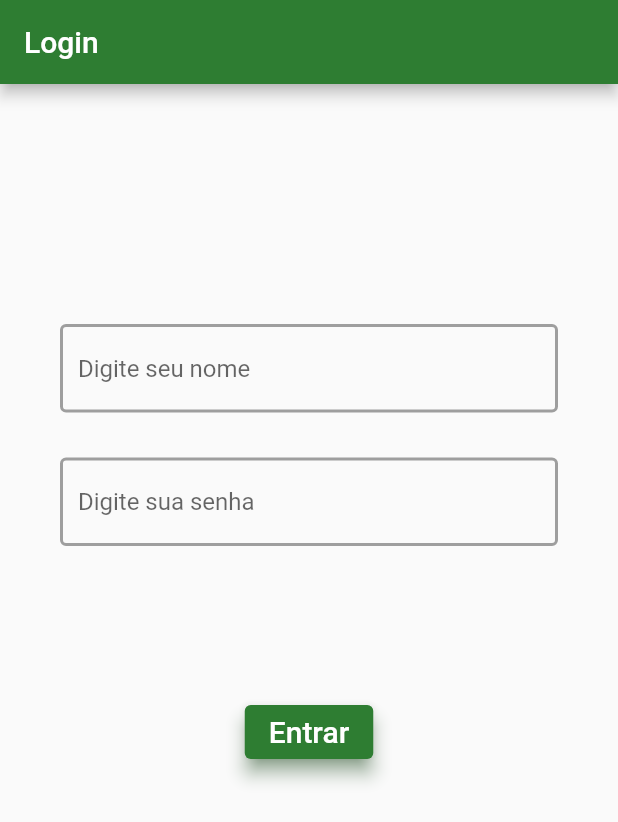
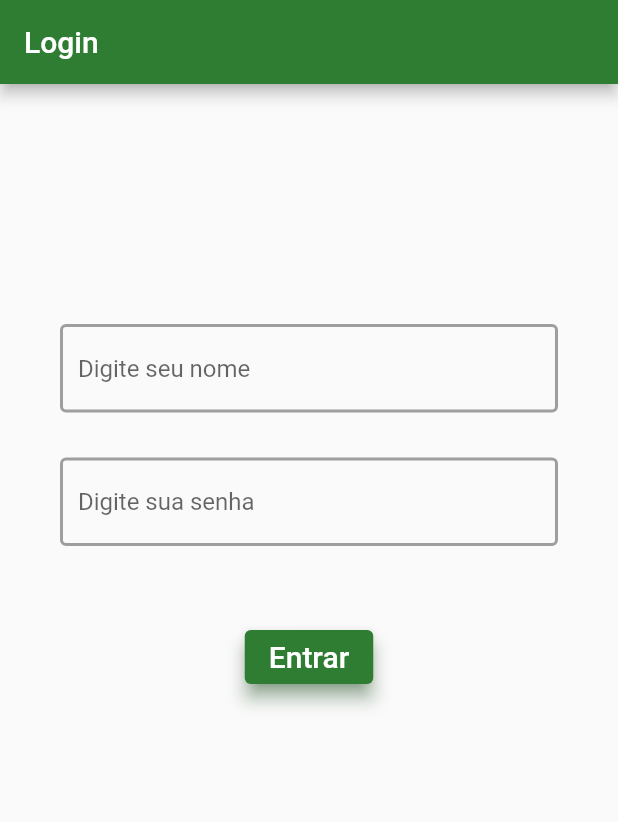
Before and after one commit to eduardo-gualberto/hack4health, a Flutter app: the screen it shows after launch, after a tap on "Entrar", on a phone screen of 412 x 824 dp. Shown: the top 822 px of the screen. Run offline on Flutter 3.47's test engine with Material 2 defaults, Android fonts, the phone set to English and light mode, and no system bars; our stand-ins replace fl_chart, sqflite; missing offline and left inert: heart_bpm; accounts and stored records are empty; statements that could not run were skipped.

```diff
--- a/lib/computasus_db.dart
+++ b/lib/computasus_db.dart
@@ -9,7 +9,7 @@ Future<Database> getDatabase() async{
       join(await getDatabasesPath(), 'computasus.db'),
       onCreate: (db, version) async {
   await db.execute('CREATE TABLE Usuario(id INTEGER PRIMARY KEY, nome TEXT NOT NULL, email TEXT NOT NULL, senha TEXT NOT NULL, idade INTEGER NOT NULL, documento TEXT NOT NULL,' +
-  'data_nascimento TEXT NOT NULL, altura INTEGER, crm INTEGER, tipo_usuario BIT NOT NULL);');
+  'data_nascimento TEXT NOT NULL, altura INTEGER, crm INTEGER, tipoUsuario INTEGER);');
   await db.execute('CREATE TABLE Medicao(horario TEXT, id_paciente INTEGER, peso FLOAT, stress INTEGER, desanimo INTEGER, atv_fisca INTEGER,' +
   'CONSTRAINT pk_medicao primary key(horario,id_paciente),' +
   'CONSTRAINT fk_paciente FOREIGN KEY(id_paciente) REFERENCES Usuario(id));');
@@ -65,7 +65,7 @@ void main() async {
   await db.execute("DROP TABLE IF EXISTS Atende;");
 
   await db.execute('CREATE TABLE Usuario(id INTEGER PRIMARY KEY, nome TEXT NOT NULL, email TEXT NOT NULL, senha TEXT NOT NULL, idade INTEGER NOT NULL, documento TEXT NOT NULL,' +
-      'data_nascimento DATE NOT NULL, altura INTEGER, crm INTEGER, tipo_usuario BIT NOT NULL);');
+      'data_nascimento TEXT NOT NULL, altura INTEGER, crm INTEGER, tipoUsuario INTEGER);');
   await db.execute('CREATE TABLE Medicao(horario TEXT, id_paciente INTEGER, peso FLOAT, stress INTEGER, desanimo INTEGER, atv_fisca INTEGER,' +
       'CONSTRAINT pk_medicao primary key(horario,id_paciente),' +
       'CONSTRAINT fk_paciente FOREIGN KEY(id_paciente) REFERENCES Usuario(id));');
@@ -117,14 +117,14 @@ class Usuario {
       'idade': idade,
       'documento': documento,
       'data_nascimento': dataNascimento,
-      'tipo_usuario': tipoUsuario,
+      'tipoUsuario': tipoUsuario,
     };
   }
 
   @override
   String toString() {
     return 'Usuario{id: $id, npme: $nome, age: $idade, email: $email, senha: $senha, documento: $documento, ' +
-        'data_nascimento: $dataNascimento, altura: $altura, crm: $crm, tipo_usuario: $tipoUsuario}';
+        'data_nascimento: $dataNascimento, altura: $altura, crm: $crm, tipoUsuario: $tipoUsuario}';
   }
 }
 
--- a/lib/pages/Login.dart
+++ b/lib/pages/Login.dart
@@ -1,5 +1,6 @@
 import 'package:flutter/material.dart';
-import 'package:hack4health/computasus_db.dart';
+import 'package:hack4health/computasus_db.dart' as a;
+import 'package:hack4health/main.dart';
 import 'package:hack4health/pages/Tela.dart';
 
 class LoginPage extends StatefulWidget {
@@ -23,6 +24,7 @@ class _LoginPageState extends State<LoginPage>
   void initState() {
     super.initState();
     _controller = AnimationController(vsync: this);
+    a.main();
   }
 
   @override
@@ -83,7 +85,7 @@ class _LoginPageState extends State<LoginPage>
                   },
                 ),
                 Container(
-                  height: 100,
+                  height: 50,
                 ),
                 ElevatedButton(
                   style: ElevatedButton.styleFrom(
@@ -97,7 +99,7 @@ class _LoginPageState extends State<LoginPage>
                     style: TextStyle(fontSize: 20),
                   ),
                   onPressed: () async {
-                    List<Usuario> users = await usuario();
+                    List<a.Usuario> users = await a.usuario();
                     for (var u in users) {
                       if (u.nome == user && u.senha == password) {
                         Navigator.pushReplacement(
```
Also changed, not shown: lib/pages/Pacientes.dart (added, +21 -0 lines), lib/pages/Tela.dart (+40 -10 lines).
